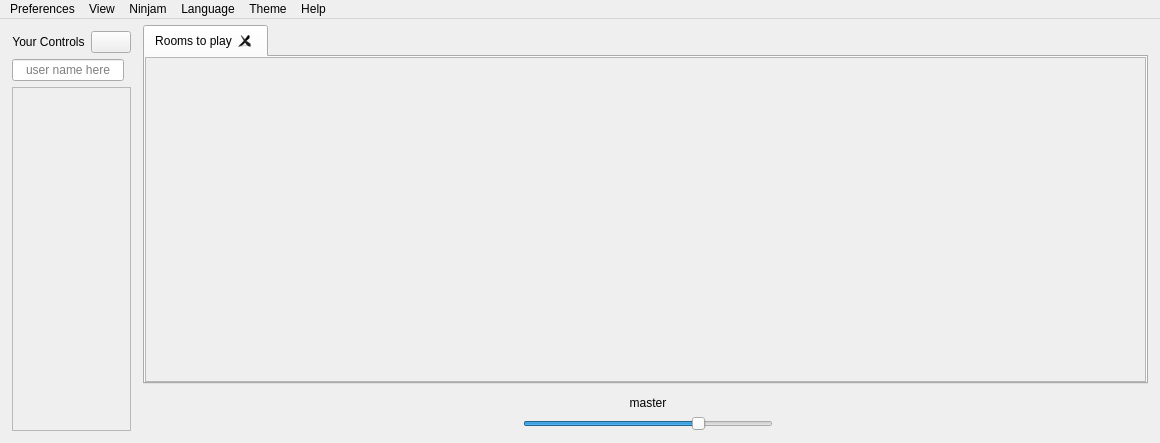
First picture: the form in src/Common/gui/MainWindow.ui, repository elieserdejesus/JamTaba, before the edit.
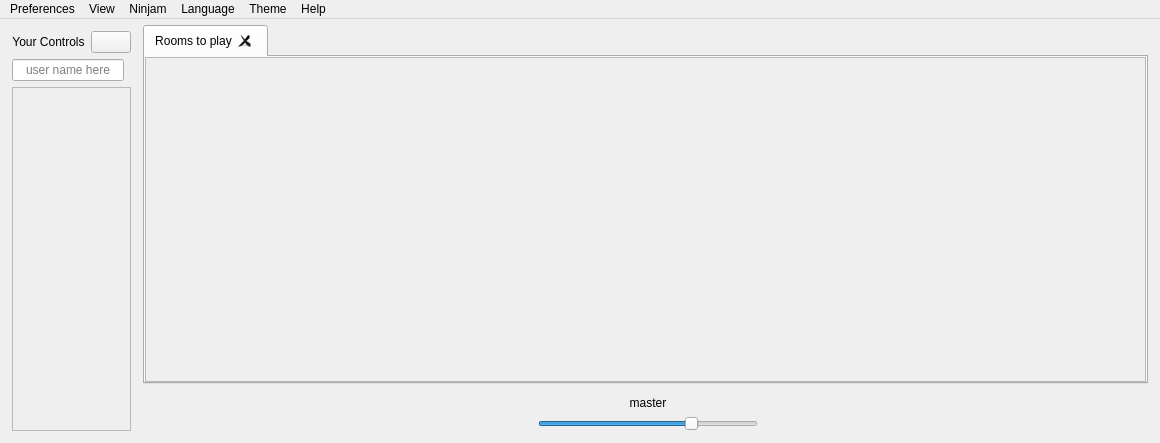
Second picture: the form after the edit. Icons and pictures are not drawn. Custom widgets are drawn as their Qt base class.

Commit message: Fixing bottom collapse

```diff
--- a/src/Common/gui/MainWindow.ui
+++ b/src/Common/gui/MainWindow.ui
@@ -293,7 +293,7 @@
         <number>24</number>
        </property>
        <property name="verticalSpacing">
-        <number>12</number>
+        <number>6</number>
        </property>
        <item row="0" column="0">
         <widget class="QFrame" name="masterControlsPanel">
@@ -311,7 +311,7 @@
          </property>
          <property name="maximumSize">
           <size>
-           <width>250</width>
+           <width>220</width>
            <height>16777215</height>
           </size>
          </property>
@@ -334,7 +334,7 @@
           <property name="bottomMargin">
            <number>0</number>
           </property>
-          <item alignment="Qt::AlignVCenter">
+          <item>
            <widget class="QLabel" name="masterTitleLabel">
             <property name="text">
              <string>master</string>
@@ -345,11 +345,9 @@
            </widget>
           </item>
           <item>
-           <layout class="QHBoxLayout" name="masterFaderLayout">
-            <item alignment="Qt::AlignVCenter">
              <widget class="AudioSlider" name="masterFader">
               <property name="sizePolicy">
-               <sizepolicy hsizetype="MinimumExpanding" vsizetype="Expanding">
+             <sizepolicy hsizetype="Preferred" vsizetype="Maximum">
                 <horstretch>0</horstretch>
                 <verstretch>0</verstretch>
                </sizepolicy>
@@ -367,8 +365,6 @@
                <enum>Qt::Horizontal</enum>
               </property>
              </widget>
-            </item>
-           </layout>
           </item>
          </layout>
         </widget>
```
Left out of the diff: 2 changed lines with no effect on the pictures. Lines whose indentation alone changed are shown as unchanged. The commit also changes 1 other file.
